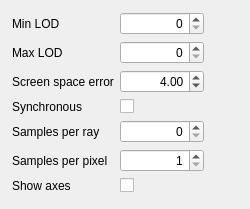
This is apps/livreGUI/renderParametersController/RenderParametersController.ui in BlueBrain/Livre as Qt 5 draws it before an edit. The edited form follows.
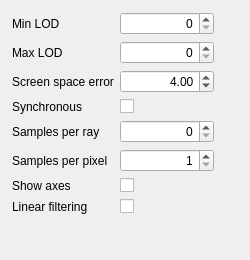
This is the edited form.

```diff
--- a/apps/livreGUI/renderParametersController/RenderParametersController.ui
+++ b/apps/livreGUI/renderParametersController/RenderParametersController.ui
@@ -7,7 +7,7 @@
     <x>0</x>
     <y>0</y>
     <width>250</width>
-    <height>209</height>
+    <height>260</height>
    </rect>
   </property>
   <property name="sizePolicy">
@@ -30,8 +30,8 @@
     <rect>
      <x>0</x>
      <y>0</y>
-     <width>216</width>
-     <height>225</height>
+     <width>226</width>
+     <height>251</height>
     </rect>
    </property>
    <layout class="QFormLayout" name="formLayout">
@@ -190,6 +190,20 @@
       </property>
      </widget>
     </item>
+    <item row="7" column="0">
+     <widget class="QLabel" name="linearFilteringLabel">
+      <property name="text">
+       <string>Linear filtering</string>
+      </property>
+     </widget>
+    </item>
+    <item row="7" column="1">
+     <widget class="QCheckBox" name="linearFilteringCheckBox">
+      <property name="tristate">
+       <bool>false</bool>
+      </property>
+     </widget>
+    </item>
    </layout>
   </widget>
  </widget>
```
